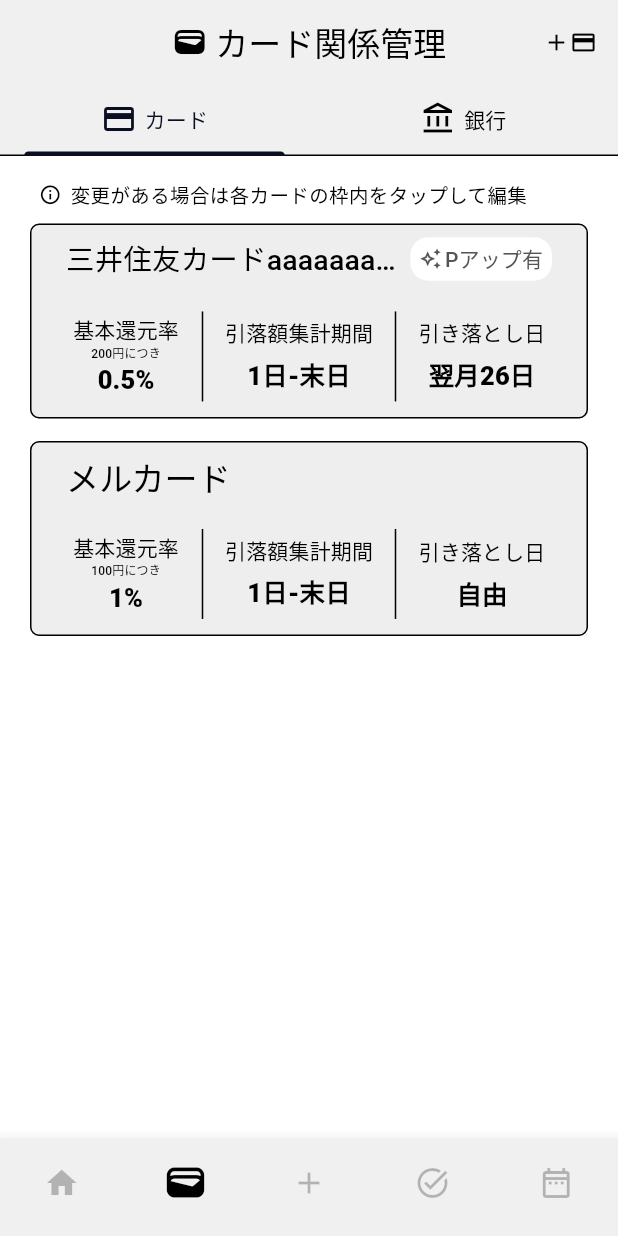
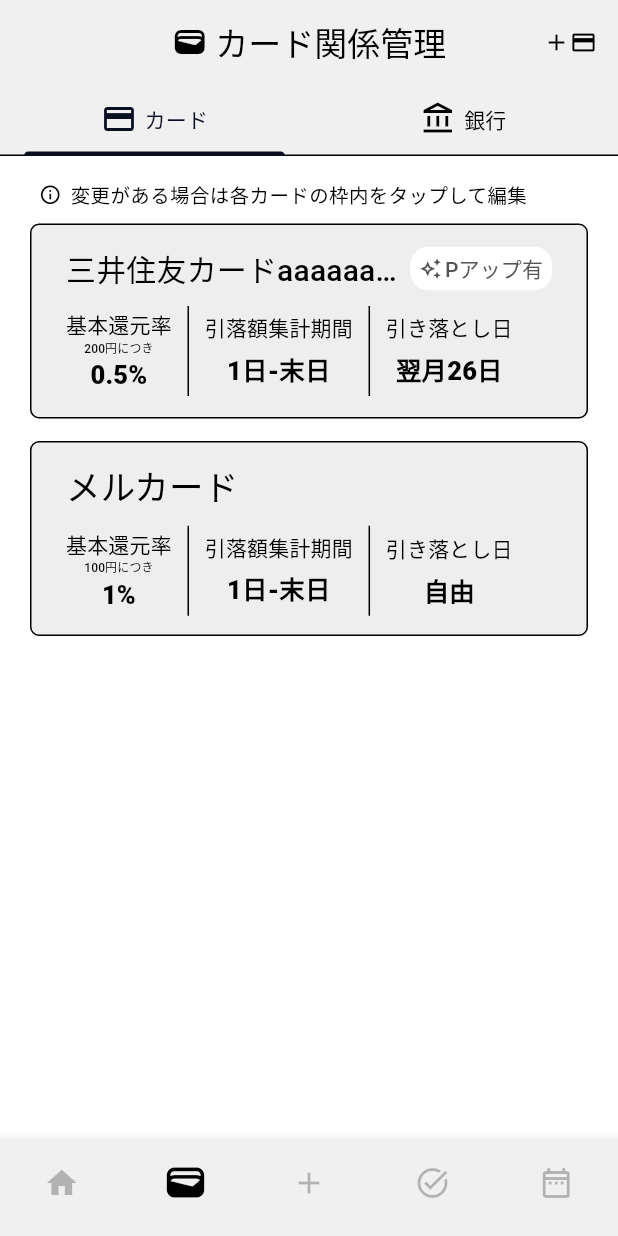
Before and after one commit to laughtaone/creeasy, a Flutter app: the screen it shows after launch, item 2 of the bottom bar chosen, on a phone screen of 412 x 824 dp. Run offline on Flutter 3.47's test engine with Material 3 defaults, Android fonts, the phone set to English and light mode, and no system bars; drawn by our look-alikes of auto_size_text; our stand-ins replace font_awesome_flutter, settings_ui; Roboto replaces fonts that are missing (MPlus1p).

Commit message:
完了：カード関係管理>カードタイル>配置

```diff
--- a/lib/card_manage/card_manage_card-tile.dart
+++ b/lib/card_manage/card_manage_card-tile.dart
@@ -29,6 +29,10 @@
 }
 
 class _CardManageCardTileState extends State<CardManageCardTile> {
+  // ------- デバッグ用 -------
+  final bool _debugBackColor = false;
+  // ------------------------
+
   @override
   Widget build(BuildContext context) {
     return Padding(
@@ -52,17 +56,20 @@
           fixedSize: const Size.fromHeight(130)
         ),
         child: Column(
+          mainAxisAlignment: MainAxisAlignment.center,
           children: [
-            Expanded(
-              flex: 4,
+            Flexible(
+              flex: 5,
+              child: Container(
+                color: (_debugBackColor) ?Colors.blue[100] :null,
                 child: Row(
                   mainAxisAlignment: MainAxisAlignment.spaceBetween,
                   crossAxisAlignment: CrossAxisAlignment.center,        // これが効かない
                   children: [
-                  Expanded(
+                    Flexible(
                       child: Text(
                         widget.card_name,
-                      style: TextStyle(color: Colors.black, fontSize: (widget.card_name.length<=8) ?22 :19),
+                        style: TextStyle(color: Colors.black, fontSize: (widget.card_name.length<=8) ?23 :20),
                         overflow: TextOverflow.ellipsis,
                       ),
                     ),
@@ -72,14 +79,19 @@
                   ],
                 ),
               ),
-            Expanded( // q
+            ),
+            const Flexible(flex: 1, child: SizedBox(height: double.infinity,)),
+            Flexible( // q
               flex: 7,
+              child: Container(
+                color: (_debugBackColor) ?Colors.yellow[100] :null,
                 child: Row( // r
                   children: [
-                  Expanded( // s1
+                    Flexible( // s1
                       flex: 6,
                       child: Column(
                         mainAxisAlignment: MainAxisAlignment.center,
+                        mainAxisSize: MainAxisSize.min,
                         children: [
                           const AutoSizeText(
                             '基本還元率',
@@ -113,10 +125,11 @@
                     const SizedBox(width: 3),
                     const SizedBox(height: 60, child: VerticalDivider()),
                     const SizedBox(width: 3),
-                  Expanded( // s2
+                    Flexible( // s2
                       flex: 8,
                       child: Column(
                         mainAxisAlignment: MainAxisAlignment.center,
+                        mainAxisSize: MainAxisSize.min,
                         children: [
                           const AutoSizeText(
                             '引落額集計期間',
@@ -139,11 +152,11 @@
                     const SizedBox(width: 3),
                     const SizedBox(height: 60, child: VerticalDivider()),
                     const SizedBox(width: 3),
-                  Expanded( // s3
+                    Flexible( // s3
                       flex: 7,
                       child: Column(
                         mainAxisAlignment: MainAxisAlignment.center,
-                      crossAxisAlignment: CrossAxisAlignment.center,
+                        mainAxisSize: MainAxisSize.min,
                         children: [
                           const AutoSizeText(
                             '引き落とし日',
@@ -164,6 +177,7 @@
                       ),
                     ),
                   ],
+                ),
               ),
             ),
           ],
```
Lines whose indentation alone changed are shown as unchanged.
